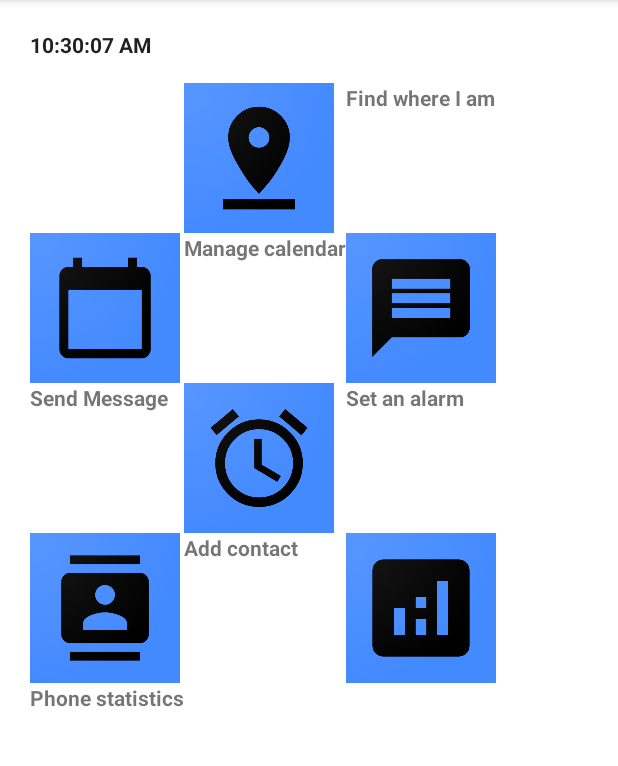
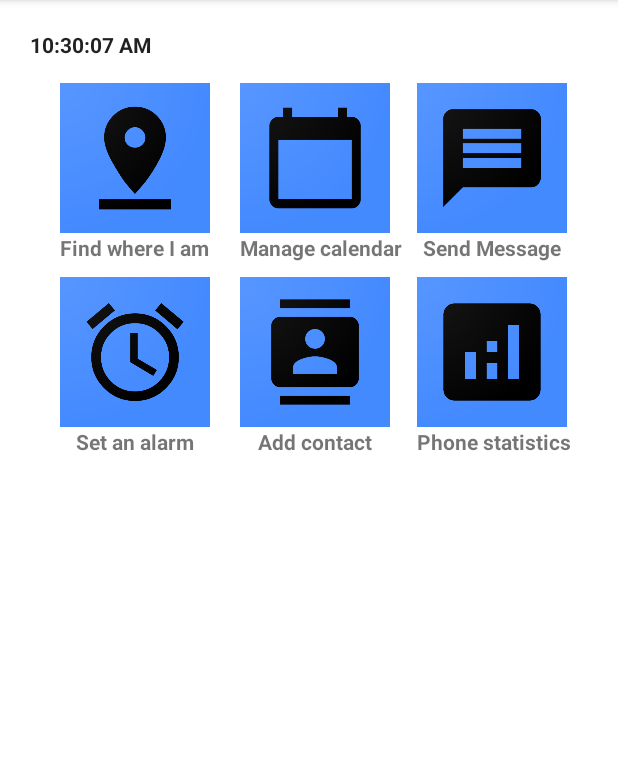
Before and after one commit to Hodjy/Android-Management-App, an Android app: the screen it shows after launch (MainActivity), on a phone screen of 412 x 824 dp, the part 84-850 px from its top. Run offline under Robolectric (Android 15) with nearby library versions, the phone set to English and light mode, and no system bars.

Commit message:
Finished icons ui

```diff
--- a/ManagementApp/app/src/main/res/layout/activity_main.xml
+++ b/ManagementApp/app/src/main/res/layout/activity_main.xml
@@ -16,11 +16,20 @@
         android:textStyle="bold"
         android:layout_marginBottom="16dp"/>
 
+
     <GridLayout
         android:layout_width="match_parent"
         android:layout_height="wrap_content"
         android:columnCount="3"
         android:rowCount="2">
+
+        <LinearLayout
+            android:layout_width="wrap_content"
+            android:layout_height="wrap_content"
+            android:orientation="vertical"
+            android:layout_marginRight="20dp"
+            android:layout_marginBottom="10dp"
+            android:layout_marginLeft="20dp">
 
             <ImageButton
                 android:id="@+id/gpsImageButton"
@@ -29,14 +38,23 @@
                 android:layout_row="0"
                 android:layout_column="1"
                 android:background="@drawable/icon_gps"
-            android:scaleType="fitXY" />
+                android:scaleType="fitXY"/>
 
             <TextView
                 android:layout_width="wrap_content"
                 android:layout_height="wrap_content"
                 android:id="@+id/gpsTextView"
                 android:text="@string/gps_text"
-            android:textStyle="bold"/>
+                android:textStyle="bold"
+                android:layout_gravity="center"/>
+        </LinearLayout>
+
+        <LinearLayout
+            android:layout_width="wrap_content"
+            android:layout_height="wrap_content"
+            android:orientation="vertical"
+            android:layout_marginRight="10dp"
+            android:layout_marginBottom="10dp">
 
             <ImageButton
                 android:id="@+id/calendarImageButton"
@@ -50,7 +68,17 @@
                 android:layout_height="wrap_content"
                 android:id="@+id/calendarTextView"
                 android:text="@string/calendar_text"
-            android:textStyle="bold"/>
+                android:textStyle="bold"
+                android:layout_gravity="center"/>
+
+        </LinearLayout>
+
+        <LinearLayout
+            android:layout_width="wrap_content"
+            android:layout_height="wrap_content"
+            android:orientation="vertical"
+            android:layout_marginRight="10dp"
+            android:layout_marginBottom="10dp">
 
             <ImageButton
                 android:id="@+id/messageImageButton"
@@ -64,7 +92,18 @@
                 android:layout_height="wrap_content"
                 android:id="@+id/messageTextView"
                 android:text="@string/message_text"
-            android:textStyle="bold"/>
+                android:textStyle="bold"
+                android:layout_gravity="center"/>
+
+        </LinearLayout>
+
+        <LinearLayout
+            android:layout_width="wrap_content"
+            android:layout_height="wrap_content"
+            android:orientation="vertical"
+            android:layout_marginRight="20dp"
+            android:layout_marginBottom="10dp"
+            android:layout_marginLeft="20dp">
 
             <ImageButton
                 android:id="@+id/alarmClockImageButton"
@@ -78,7 +117,17 @@
                 android:layout_height="wrap_content"
                 android:id="@+id/alarmClockTextView"
                 android:text="@string/alarm_clock_text"
-            android:textStyle="bold"/>
+                android:textStyle="bold"
+                android:layout_gravity="center"/>
+
+        </LinearLayout>
+
+        <LinearLayout
+            android:layout_width="wrap_content"
+            android:layout_height="wrap_content"
+            android:orientation="vertical"
+            android:layout_marginRight="10dp"
+            android:layout_marginBottom="10dp">
 
             <ImageButton
                 android:id="@+id/addContactImageButton"
@@ -92,7 +141,17 @@
                 android:layout_height="wrap_content"
                 android:id="@+id/addContactTextView"
                 android:text="@string/add_contact_text"
-            android:textStyle="bold"/>
+                android:textStyle="bold"
+                android:layout_gravity="center"/>
+
+        </LinearLayout>
+
+        <LinearLayout
+            android:layout_width="wrap_content"
+            android:layout_height="wrap_content"
+            android:orientation="vertical"
+            android:layout_marginRight="10dp"
+            android:layout_marginBottom="10dp">
 
             <ImageButton
                 android:id="@+id/phoneStatisticsImageButton"
@@ -106,7 +165,10 @@
                 android:layout_height="wrap_content"
                 android:id="@+id/phoneStatisticsTextView"
                 android:text="@string/phone_statistics_text"
-            android:textStyle="bold"/>
+                android:textStyle="bold"
+                android:layout_gravity="center"/>
+
+        </LinearLayout>
 
     </GridLayout>
 
```
Lines whose indentation alone changed are shown as unchanged.
